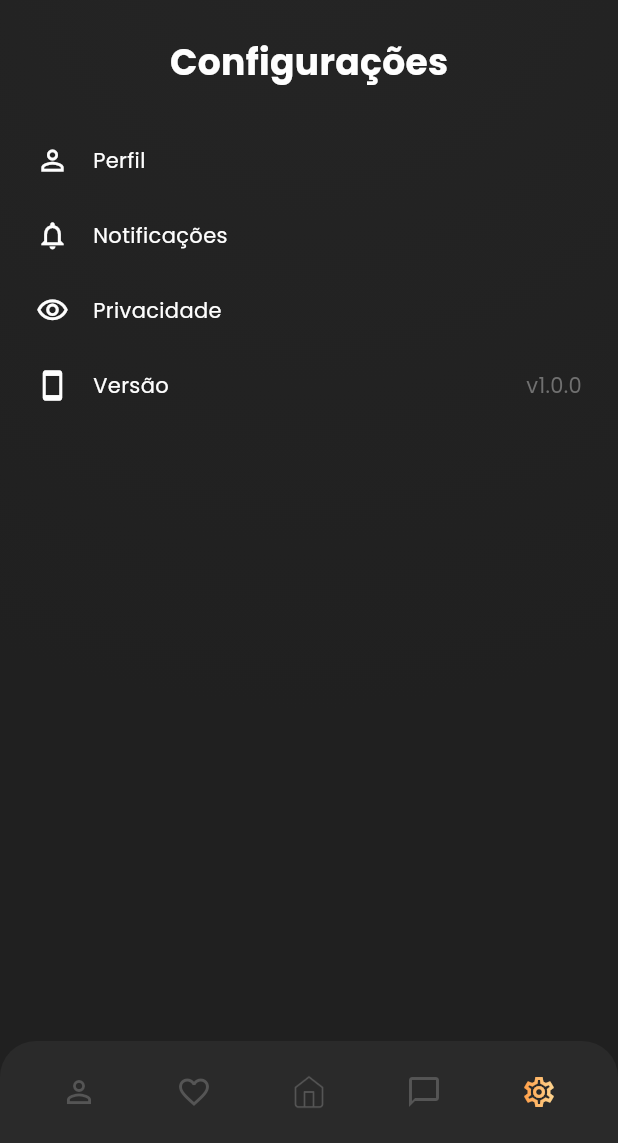
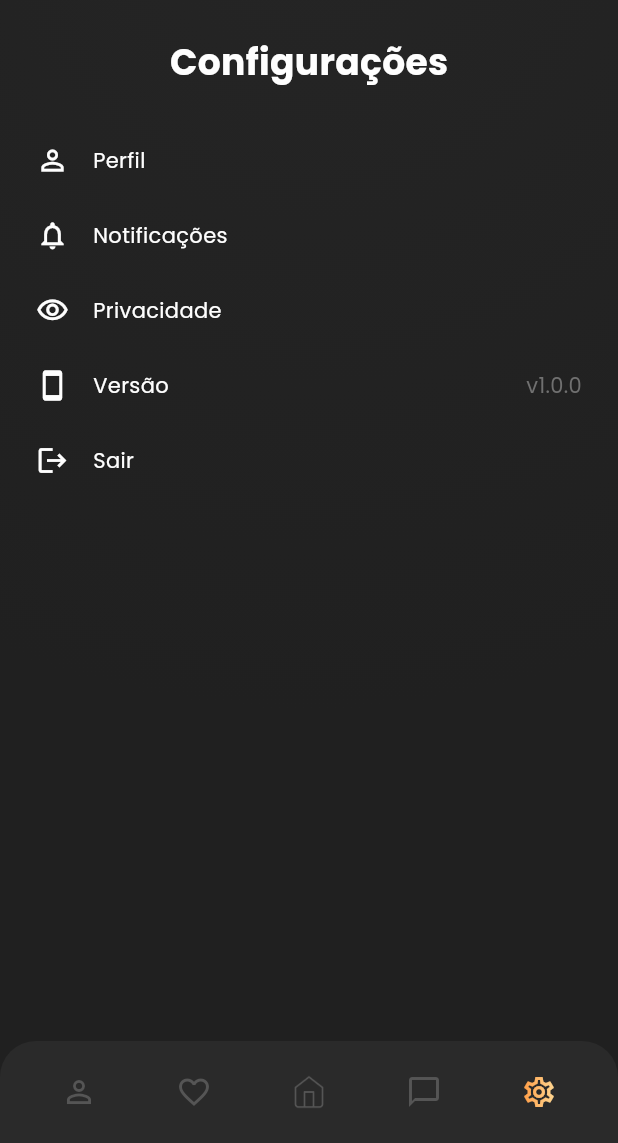
Before and after one commit to ArthurReisBS/LOVIC, a Flutter app: the SettingsScreen screen opened directly, on a phone screen of 412 x 824 dp, the part 93-1236 px from its top. Run offline on Flutter 3.47's test engine with Material 3 defaults, Android fonts, the phone set to English and light mode, and no system bars; our stand-ins replace dio, flutter_riverpod, flutter_secure_storage, flutter_svg, font_awesome_flutter, geolocator and 2 more; missing offline and left inert: flutter_web_auth_2; accounts and stored records are empty; Roboto replaces fonts that are missing (Rammetto One).

Commit message:
feat(configuracoes): botão Sair com confirmação e linhas clicáveis
Co-Authored-By: Claude Sonnet 5.5 <noreply@anthropic.com>

```diff
--- a/lib/screens/home/settings_screen.dart
+++ b/lib/screens/home/settings_screen.dart
@@ -1,14 +1,19 @@
 import 'package:flutter/material.dart';
+import '../../core/config/supabase_config.dart';
 import '../../core/navigation/app_tabs.dart';
+import '../../core/navigation/no_transition_route.dart';
 import '../../core/theme/app_colors.dart';
 import '../../core/theme/app_text_styles.dart';
+import '../../core/ui/em_breve.dart';
+import '../../services/auth_service.dart';
 import '../../widgets/home/app_bottom_nav.dart';
 import '../../widgets/shared/app_background.dart';
 import '../../widgets/shared/hover_scale.dart';
 import '../../widgets/shared/lovic_logo.dart';
+import '../auth/login_screen.dart';
 
-/// Tela de Configurações — lista simples de opções, ainda sem
-/// funcionalidade real por trás.
+/// Tela de Configurações — lista de opções. Perfil e Sair funcionam;
+/// Notificações e Privacidade avisam "Em breve".
 class SettingsScreen extends StatelessWidget {
   const SettingsScreen({super.key});
 
@@ -25,10 +30,27 @@ class SettingsScreen extends StatelessWidget {
               const SizedBox(height: 24),
               Center(child: Text('Configurações', style: AppTextStyles.heading)),
               const SizedBox(height: 24),
-              const _SettingsRow(icon: Icons.person_outline, label: 'Perfil'),
-              const _SettingsRow(icon: Icons.notifications_none, label: 'Notificações'),
-              const _SettingsRow(icon: Icons.visibility_outlined, label: 'Privacidade'),
+              _SettingsRow(
+                icon: Icons.person_outline,
+                label: 'Perfil',
+                onTap: () => mostrarEmBreve(context),
+              ),
+              _SettingsRow(
+                icon: Icons.notifications_none,
+                label: 'Notificações',
+                onTap: () => mostrarEmBreve(context),
+              ),
+              _SettingsRow(
+                icon: Icons.visibility_outlined,
+                label: 'Privacidade',
+                onTap: () => mostrarEmBreve(context),
+              ),
               const _SettingsRow(icon: Icons.smartphone_outlined, label: 'Versão', trailing: 'v1.0.0'),
+              _SettingsRow(
+                icon: Icons.logout,
+                label: 'Sair',
+                onTap: () => _confirmSignOut(context),
+              ),
             ],
           ),
         ),
@@ -41,17 +63,64 @@ class SettingsScreen extends StatelessWidget {
   }
 }
 
+/// Pergunta antes de sair; ao confirmar encerra a sessão e volta ao login.
+Future<void> _confirmSignOut(BuildContext context) async {
+  final confirmed = await showDialog<bool>(
+    context: context,
+    builder: (dialogContext) => AlertDialog(
+      backgroundColor: AppColors.surfaceDark,
+      title: Text('Deseja sair da conta?', style: AppTextStyles.bodyBold),
+      actions: [
+        TextButton(
+          onPressed: () => Navigator.pop(dialogContext, false),
+          child: Text('Cancelar', style: AppTextStyles.hint),
+        ),
+        TextButton(
+          onPressed: () => Navigator.pop(dialogContext, true),
+          child: Text('Sair', style: AppTextStyles.linkOrange),
+        ),
+      ],
+    ),
+  );
+  if (confirmed != true || !context.mounted) return;
+
+  // Em modo demonstração não há sessão: só volta ao login.
+  if (SupabaseConfig.isConfigured) {
+    try {
+      await AuthService.signOut();
+    } catch (_) {
+      if (context.mounted) {
+        mostrarEmBreve(context, 'Não foi possível sair agora. Tente de novo.');
+      }
+      return;
+    }
+    if (!context.mounted) return;
+  }
+  Navigator.of(context).pushAndRemoveUntil(
+    noTransitionRoute(const LoginScreen()),
+    (_) => false,
+  );
+}
+
 class _SettingsRow extends StatelessWidget {
   final IconData icon;
   final String label;
   final String? trailing;
+  final VoidCallback? onTap;
 
-  const _SettingsRow({required this.icon, required this.label, this.trailing});
+  const _SettingsRow({
+    required this.icon,
+    required this.label,
+    this.trailing,
+    this.onTap,
+  });
 
   @override
   Widget build(BuildContext context) {
     return HoverScale(
       scale: 1.01,
+      child: InkWell(
+        onTap: onTap,
         child: Padding(
           padding: const EdgeInsets.symmetric(horizontal: 24, vertical: 14),
           child: Row(
@@ -63,6 +132,7 @@ class _SettingsRow extends StatelessWidget {
             ],
           ),
         ),
+      ),
     );
   }
 }
```
Also changed, not shown: lib/core/ui/em_breve.dart (added, +8 -0 lines). Lines whose indentation alone changed are shown as unchanged.
